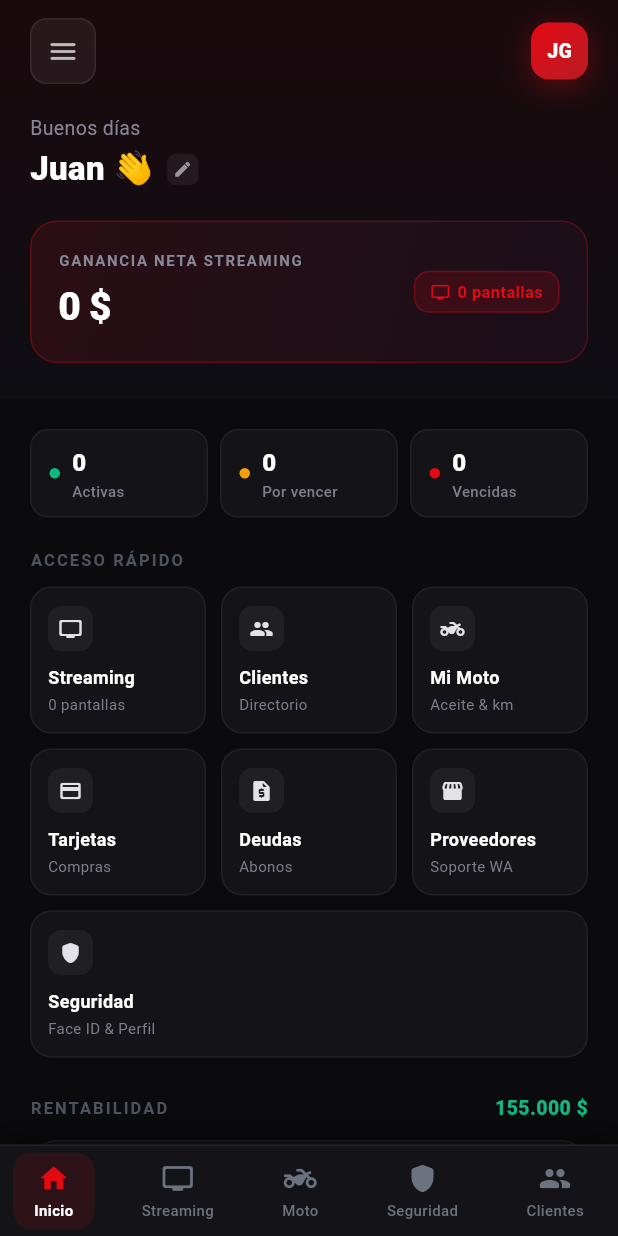
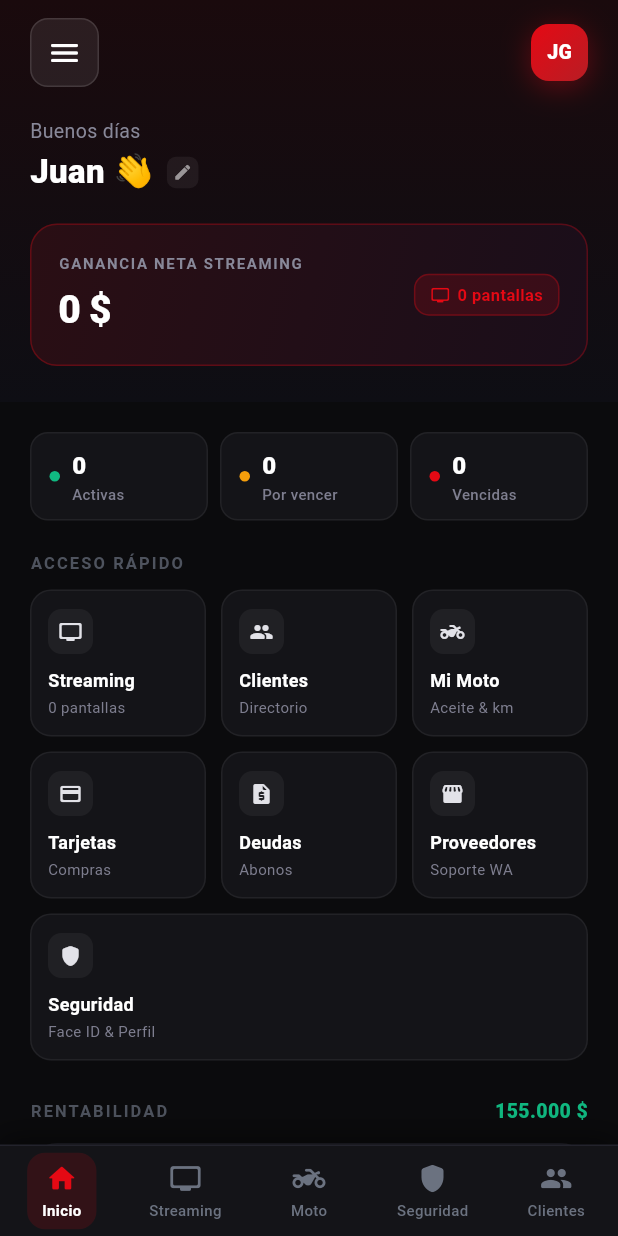
Before and after one commit to Juanpi0204/jg-company, a Flutter app: the screen it shows after launch, on a phone screen of 412 x 824 dp. Run offline on Flutter 3.47's test engine with Material 3 defaults, Android fonts, the phone set to English and light mode, and no system bars; our stand-ins replace local_auth, shared_preferences; network calls fail.

Commit message:
fix: eliminar zonas muertas en barra inferior, ampliar touch target hamburguesa y desbloqueo instantaneo

```diff
--- a/lib/views/screens/home_shell_screen.dart
+++ b/lib/views/screens/home_shell_screen.dart
@@ -139,6 +139,7 @@ class _HomeShellScreenState extends State<HomeShellScreen> with WidgetsBindingOb
       key: _scaffoldKey,
       backgroundColor: AppTheme.background,
       drawer: _buildDrawer(),
+      drawerEnableOpenDragGesture: false,
       body: IndexedStack(index: _currentIndex, children: screens),
       bottomNavigationBar: _buildBottomNav(),
     );
@@ -339,19 +340,22 @@ class _HomeShellScreenState extends State<HomeShellScreen> with WidgetsBindingOb
         child: SizedBox(
           height: 60,
           child: Row(
-            mainAxisAlignment: MainAxisAlignment.spaceAround,
             children: List.generate(navItems.length, (i) {
               final item = navItems[i];
               final isSelected = _currentIndex == i;
-              return GestureDetector(
+              return Expanded(
+                child: Material(
+                  color: Colors.transparent,
+                  child: InkWell(
                     onTap: () => _navigateTo(i),
-                behavior: HitTestBehavior.opaque,
+                    borderRadius: BorderRadius.circular(12),
+                    child: Center(
                       child: AnimatedContainer(
                         duration: const Duration(milliseconds: 200),
-                  padding: const EdgeInsets.symmetric(horizontal: 14, vertical: 6),
+                        padding: const EdgeInsets.symmetric(horizontal: 10, vertical: 6),
                         decoration: BoxDecoration(
                           color: isSelected
-                        ? AppTheme.netflixRed.withOpacity(0.12)
+                              ? AppTheme.netflixRed.withOpacity(0.14)
                               : Colors.transparent,
                           borderRadius: BorderRadius.circular(12),
                         ),
@@ -376,6 +380,9 @@ class _HomeShellScreenState extends State<HomeShellScreen> with WidgetsBindingOb
                           ],
                         ),
                       ),
+                    ),
+                  ),
+                ),
               );
             }),
           ),
--- a/lib/views/screens/main_dashboard_screen.dart
+++ b/lib/views/screens/main_dashboard_screen.dart
@@ -386,15 +386,18 @@ class _HeroHeaderState extends State<_HeroHeader> {
                     color: Colors.transparent,
                     child: InkWell(
                       onTap: widget.onOpenDrawer,
-                      borderRadius: BorderRadius.circular(11),
+                      borderRadius: BorderRadius.circular(12),
                       child: Container(
+                        constraints: const BoxConstraints(minWidth: 46, minHeight: 46),
                         padding: const EdgeInsets.all(10),
                         decoration: BoxDecoration(
-                          color: Colors.white.withOpacity(0.06),
-                          borderRadius: BorderRadius.circular(11),
-                          border: Border.all(color: Colors.white.withOpacity(0.08)),
+                          color: Colors.white.withOpacity(0.08),
+                          borderRadius: BorderRadius.circular(12),
+                          border: Border.all(color: Colors.white.withOpacity(0.12)),
                         ),
-                        child: const Icon(Icons.menu_rounded, color: Colors.white70, size: 22),
+                        child: const Center(
+                          child: Icon(Icons.menu_rounded, color: Colors.white, size: 24),
+                        ),
                       ),
                     ),
                   ),
```
Also changed, not shown: lib/main.dart (+10 -18 lines), 1 other file. Lines whose indentation alone changed are shown as unchanged.
